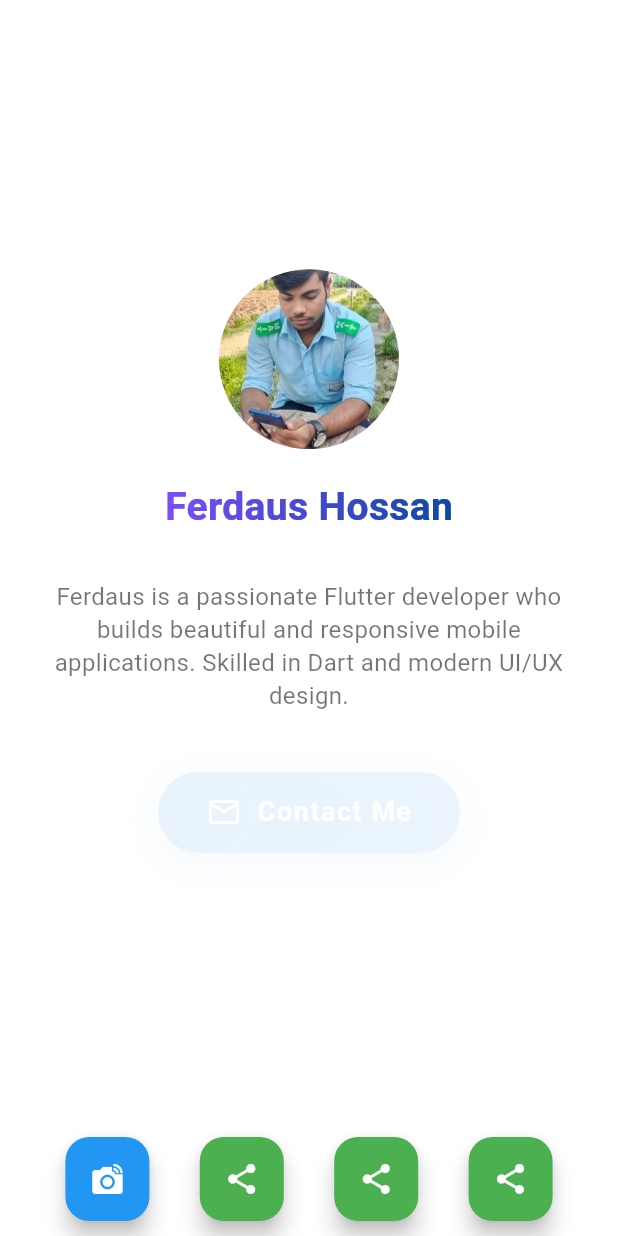
After one commit to Ferdaus0001/AI-Clander, a Flutter app: the screen it shows after launch, after a tap on "My Calendar", on a phone screen of 412 x 824 dp. The commit adds this screen. Run offline on Flutter 3.47's test engine with Material 3 defaults, Android fonts, the phone set to English and light mode, and no system bars; our stand-ins replace get, shimmer, table_calendar.

Commit message:
add new code

```diff
--- a/lib/features/presentation/clander_screen.dart
+++ b/lib/features/presentation/clander_screen.dart
@@ -1,9 +1,11 @@
 import 'package:flutter/material.dart';
+import 'package:get/get.dart';
+import 'package:get/get_core/src/get_main.dart';
 import 'package:table_calendar/table_calendar.dart';
 
+import 'developer/developer_info_screen.dart';
 class MyCalendarPage extends StatefulWidget {
   const MyCalendarPage({super.key});
-
   @override
   _MyCalendarPageState createState() => _MyCalendarPageState();
 }
@@ -40,6 +42,10 @@ class _MyCalendarPageState extends State<MyCalendarPage> {
                 alignment: Alignment.bottomLeft,
                 child: Padding(
                   padding: const EdgeInsets.all(16),
+                  child: InkWell(
+                    onTap: () {
+                      Get.to(const DeveloperInfoScreen());
+                    },
                     child: Text(
                       'My Calendar',
                       style: const TextStyle(
@@ -49,7 +55,9 @@ class _MyCalendarPageState extends State<MyCalendarPage> {
                       ),
                     ),
                   ),
-              )
+                ),
+              ),
+
             ],
           ),
           backgroundColor: Colors.transparent,
@@ -152,6 +160,8 @@ class _MyCalendarPageState extends State<MyCalendarPage> {
               ),
             ),
           ),
+          const SizedBox(height: 64),
+
         ],
       ),
     );
--- /dev/null
+++ b/lib/features/presentation/developer/developer_info_screen.dart
@@ -0,0 +1,185 @@
+import 'package:flutter/material.dart';
+
+import 'package:url_launcher/url_launcher.dart'; // এটি যোগ করো
+
+class DeveloperInfoScreen extends StatefulWidget {
+  const DeveloperInfoScreen({super.key});
+
+  @override
+  State<DeveloperInfoScreen> createState() => _DeveloperInfoScreenState();
+}
+
+class _DeveloperInfoScreenState extends State<DeveloperInfoScreen> with SingleTickerProviderStateMixin {
+  late AnimationController _controller;
+  late Animation<Color?> _colorAnimation;
+  late Animation<double> _fadeAnimation;
+
+  final Uri _linkedinUrl = Uri.parse('https://www.linkedin.com/in/ferdaus-hossan-33b754282/');
+
+  @override
+  void initState() {
+    super.initState();
+
+    _controller = AnimationController(
+      duration: const Duration(seconds: 5),
+      vsync: this,
+    )..repeat(reverse: true);
+
+    _colorAnimation = ColorTween(
+      begin: const Color(0xFF2196F3),
+      end: const Color(0xFF0D47A1),
+    ).animate(_controller);
+
+    _fadeAnimation = Tween<double>(begin: 0.0, end: 1.0).animate(
+      CurvedAnimation(parent: _controller, curve: Curves.easeInOut),
+    );
+  }
+
+  Future<void> _launchLinkedIn() async {
+    if (!await launchUrl(_linkedinUrl, mode: LaunchMode.externalApplication)) {
+      throw Exception('Could not launch $_linkedinUrl');
+    }
+  }
+
+  @override
+  void dispose() {
+    _controller.dispose();
+    super.dispose();
+  }
+
+  @override
+  Widget build(BuildContext context) {
+    return Scaffold(
+      backgroundColor: Colors.white,
+      body: Center(
+        child: Padding(
+          padding: const EdgeInsets.all(24.0),
+          child: SingleChildScrollView(
+            child: Column(
+              mainAxisAlignment: MainAxisAlignment.center,
+              children: [
+                CircleAvatar(
+                  radius: 60,
+                  backgroundImage: AssetImage('assets/image/porfile.jpg'),
+                ),
+                const SizedBox(height: 20),
+                ShaderMask(
+                  shaderCallback: (bounds) => const LinearGradient(
+                    colors: [Colors.deepPurpleAccent, Color(0xFF0D47A1)],
+                    begin: Alignment.topLeft,
+                    end: Alignment.bottomRight,
+                  ).createShader(Rect.fromLTWH(0, 0, bounds.width, bounds.height)),
+                  child: const Text(
+                    'Ferdaus Hossan',
+                    style: TextStyle(
+                      fontSize: 26,
+                      fontWeight: FontWeight.bold,
+                      color: Colors.white,
+                    ),
+                  ),
+                ),
+                const SizedBox(height: 30),
+                const Text(
+                  'Ferdaus is a passionate Flutter developer who builds beautiful and responsive mobile applications. Skilled in Dart and modern UI/UX design.',
+                  textAlign: TextAlign.center,
+                  style: TextStyle(
+                    fontSize: 16,
+                    color: Colors.black54,
+                    height: 1.4,
+                  ),
+                ),
+                const SizedBox(height: 40),
+
+                // Fade Transition wrapped with AnimatedBuilder for color animation
+                AnimatedBuilder(
+                  animation: _colorAnimation,
+                  builder: (context, child) {
+                    return FadeTransition(
+                      opacity: _fadeAnimation,
+                      child: GestureDetector(
+                        onTap: _launchLinkedIn,
+                        child: Container(
+                          decoration: BoxDecoration(
+                            gradient: LinearGradient(
+                              colors: [
+                                _colorAnimation.value!,
+                                _colorAnimation.value!.withOpacity(0.8)
+                              ],
+                              begin: Alignment.topLeft,
+                              end: Alignment.bottomRight,
+                            ),
+                            borderRadius: BorderRadius.circular(30),
+                            boxShadow: [
+                              BoxShadow(
+                                color: _colorAnimation.value!.withOpacity(0.4),
+                                spreadRadius: 4,
+                                blurRadius: 20,
+                                offset: const Offset(0, 6),
+                              ),
+                            ],
+                          ),
+                          padding: const EdgeInsets.symmetric(horizontal: 32, vertical: 14),
+                          child: Row(
+                            mainAxisSize: MainAxisSize.min,
+                            children: const [
+                              Icon(Icons.mail_outline, color: Colors.white),
+                              SizedBox(width: 10),
+                              Text(
+                                'Contact Me',
+                                style: TextStyle(
+                                  fontSize: 18,
+                                  fontWeight: FontWeight.w600,
+                                  color: Colors.white,
+                                  letterSpacing: 1.0,
+                                ),
+                              ),
+                            ],
+                          ),
+                        ),
+                      ),
+                    );
+                  },
+                ),
+
+              ],
+            ),
+          ),
+        ),
+      ),
+      bottomNavigationBar: Padding(
+        padding: const EdgeInsets.all(10.0),
+        child: Container(
+          decoration: BoxDecoration(
+            color: Colors.white,
+          ),
+          child: Row(
+            mainAxisAlignment: MainAxisAlignment.spaceEvenly,
+            children: [
+              FloatingActionButton(
+                onPressed: _launchLinkedIn,
+                backgroundColor: Colors.blue,
+                child: const Icon(Icons.linked_camera, color: Colors.white),
+              ),
+              FloatingActionButton(
+                onPressed: () {},
+                backgroundColor: Colors.green,
+                child: const Icon(Icons.share, color: Colors.white),
+              ),
+              FloatingActionButton(
+                onPressed: () {},
+                backgroundColor: Colors.green,
+                child: const Icon(Icons.share, color: Colors.white),
+              ),
+              FloatingActionButton(
+                onPressed: () {},
+                backgroundColor: Colors.green,
+                child: const Icon(Icons.share, color: Colors.white),
+              ),
+            ],
+          ),
+        ),
+      ),
+
+    );
+  }
+}
--- /dev/null
+++ b/lib/features/presentation/developer/widget/custom_grdint_button.dart
@@ -0,0 +1,50 @@
+import 'package:flutter/material.dart';
+
+class GradientBorderButton extends StatelessWidget {
+  final VoidCallback onPressed;
+  final String text;
+
+  const GradientBorderButton({
+    super.key,
+    required this.onPressed,
+    required this.text,
+  });
+
+  @override
+  Widget build(BuildContext context) {
+    return Container(
+      decoration: BoxDecoration(
+        gradient: LinearGradient(
+          colors: [Colors.purple, Colors.blue], // আপনার পছন্দের রং
+        ),
+        borderRadius: BorderRadius.circular(18),
+      ),
+      padding: EdgeInsets.all(1.5), // বর্ডারের পুরুত্ব
+      child: Container(
+        decoration: BoxDecoration(
+          color: Colors.white, // বাটনের ব্যাকগ্রাউন্ড
+          borderRadius: BorderRadius.circular(18),
+        ),
+        child: OutlinedButton(
+
+          style: OutlinedButton.styleFrom(
+            side: BorderSide.none, // বাইরে কোনো বর্ডার নয়
+            shape: RoundedRectangleBorder(
+              borderRadius: BorderRadius.circular(18),
+            ),
+            padding: EdgeInsets.symmetric(horizontal: 10, vertical: 1),
+          ),
+          onPressed: onPressed,
+          child: Text(
+            text,
+            style: TextStyle(
+              color: Colors.black54,
+              fontSize: 16,
+              fontWeight: FontWeight.w500,
+            ),
+          ),
+        ),
+      ),
+    );
+  }
+}
--- a/lib/features/presentation/splash/presentation/splash_screen.dart
+++ b/lib/features/presentation/splash/presentation/splash_screen.dart
@@ -2,12 +2,9 @@ import 'package:ai_clander/features/presentation/clander_screen.dart';
 import 'package:flutter/material.dart';
 import 'package:get/get.dart';
 import 'dart:async';
-
 import 'package:shimmer/shimmer.dart';
-
 class SplashScreen extends StatefulWidget {
   const SplashScreen({super.key});
-
   @override
   State<SplashScreen> createState() => _SplashScreenState();
 }
@@ -63,6 +60,7 @@ class _SplashScreenState extends State<SplashScreen> {
                         Color(0xFF00BCD4), // light blue
                         Colors.purple, // purple
                       ],
+                      stops: [0.0, 1.0],
                       begin: Alignment.topLeft,
                       end: Alignment.bottomRight,
                     ).createShader(bounds);
--- /dev/null
+++ b/lib/features/presentation/verson/ffff.dart
@@ -0,0 +1,8 @@
+import 'package:flutter/material.dart';
+
+class NavModel {
+  final Widget page;
+  final GlobalKey<NavigatorState> navKey;
+
+  NavModel({required this.page, required this.navKey});
+}
--- a/lib/main.dart
+++ b/lib/main.dart
@@ -1,5 +1,6 @@
 import 'package:flutter/material.dart';
 import 'package:get/get_navigation/src/root/get_material_app.dart';
+
 import 'features/presentation/splash/presentation/splash_screen.dart';
 void main() {
   runApp(const MyApp());
```
Also changed, not shown: pubspec.yaml (+7 -0 lines), assets/image/porfile.jpg (added), pubspec.lock, 1 other file. Lines whose indentation alone changed are shown as unchanged.
